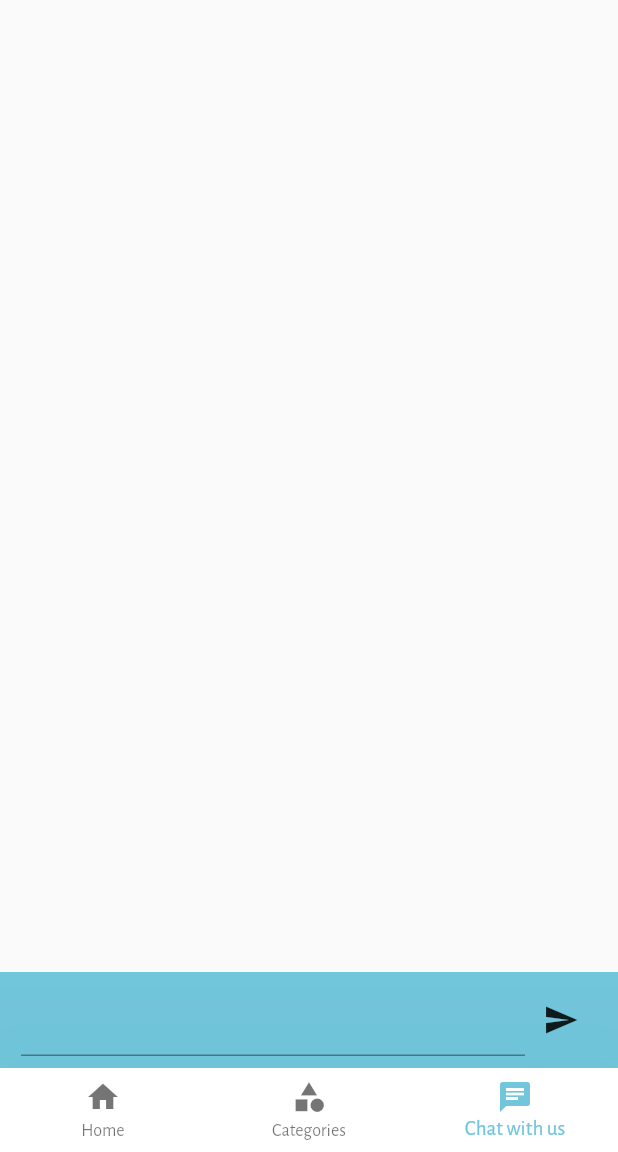
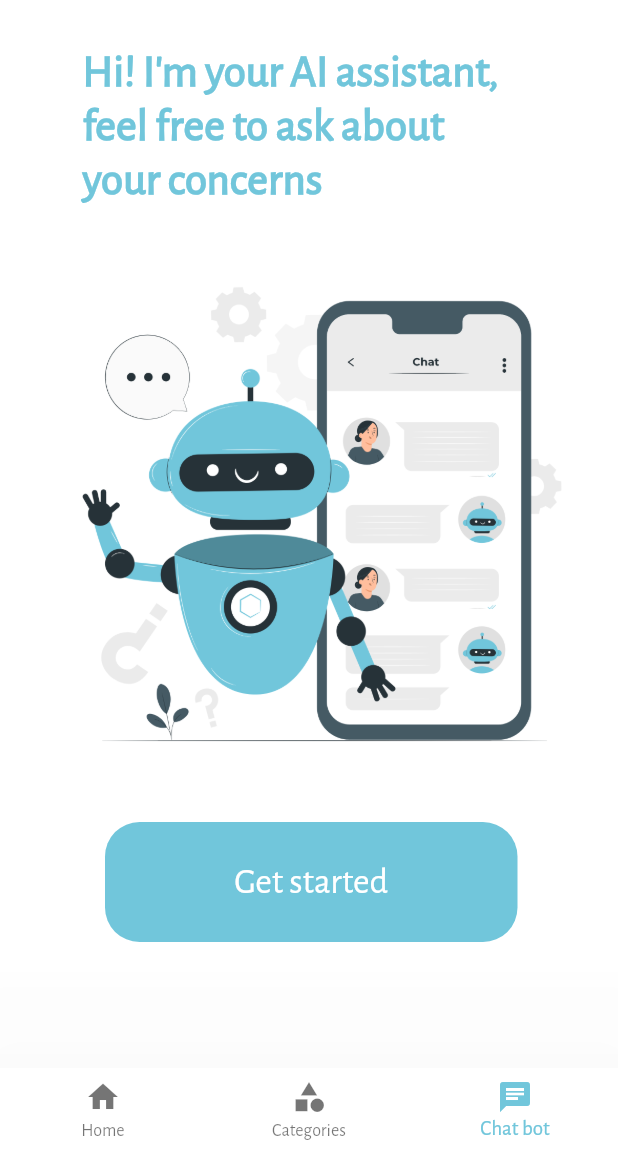
Before and after one commit to Nadineh-dev/Autikid_application, a Flutter app: the HomeScreen screen opened by its route, item 3 of the bottom bar chosen, on a phone screen of 412 x 824 dp, the part 84-1236 px from its top. Run offline on Flutter 3.47's test engine with Material 2 defaults, Android fonts, the phone set to English and light mode, and no system bars; our stand-ins replace animated_splash_screen, bloc, carousel_slider, conditional_builder_null_safety, dio, file_picker and 3 more; missing offline and left inert: dialog_flowtter; accounts and stored records are empty; project files that could hold a hidden picture were left out.

Commit message:
chat onboarding

```diff
--- a/lib/cubit/login_cubit.dart
+++ b/lib/cubit/login_cubit.dart
@@ -1,6 +1,7 @@
 import 'package:flutter/cupertino.dart';
 import 'package:flutter_bloc/flutter_bloc.dart';
 import 'package:project2/cubit/login_states.dart';
+import 'package:project2/screens/chat/chat_onboarding.dart';
 import 'package:project2/screens/chat/chat_screen.dart';
 
 import '../constants/endpoints.dart';
@@ -19,10 +20,10 @@ class LoginCubit extends Cubit<LoginStates> {
   List<Widget> screens = [
     Home2Screen(),
     const CategoriesScreen(),
-    const ChatScreen()
+    const ChatOnboarding()
   ];
 
-  List<String> titles = ["Home", "Categories", "Chat with us"];
+  List<String> titles = ["Home", "Categories", "Chat bot"];
 
   void changeIndex(int index) {
     currentIndex = index;
--- a/lib/main.dart
+++ b/lib/main.dart
@@ -1,6 +1,7 @@
 import 'package:bloc/bloc.dart';
 import 'package:flutter/material.dart';
 import 'package:animated_splash_screen/animated_splash_screen.dart';
+import 'package:project2/screens/chat/chat_onboarding.dart';
 import 'package:project2/screens/chat/chat_screen.dart';
 import 'package:project2/screens/home2_screen.dart';
 import 'package:project2/screens/home_screen.dart';
@@ -34,7 +35,7 @@ class AutikidApp extends StatelessWidget {
           }
         },
         debugShowCheckedModeBanner: false,
-        home: const OnboardingScreen()
+        home: const HomeScreen()
         // AnimatedSplashScreen(
         //     duration: 3000,
         //     splash: "assets/images/photo_2023-03-19_02-11-31.jpg",
--- /dev/null
+++ b/lib/screens/chat/chat_onboarding.dart
@@ -0,0 +1,56 @@
+import 'package:flutter/material.dart';
+import 'package:project2/constants/colors.dart';
+import 'package:project2/screens/chat/chat_screen.dart';
+
+class ChatOnboarding extends StatelessWidget {
+  const ChatOnboarding({super.key});
+
+  @override
+  Widget build(BuildContext context) {
+    return Scaffold(
+      backgroundColor: Colors.white,
+      body: Column(
+        //mainAxisAlignment: MainAxisAlignment.center,
+        children: [
+          Container(
+            padding: const EdgeInsets.symmetric(vertical: 30,),
+            width: 280,
+            child: const Text(
+              "Hi! I'm your AI assistant, feel free to ask about your concerns",
+              style: TextStyle(fontSize: 30, color: MyColors.myblue,fontWeight: FontWeight.bold),
+            ),
+          ),
+          Padding(
+            padding: const EdgeInsets.only(left: 40),
+            child: Image.asset(
+              "assets/images/Chat bot-pana.png",
+              height: 350,
+              width: 350,
+            ),
+          ),
+          Container(
+            padding: const EdgeInsets.only(left: 25,top: 30),
+            width: 300,
+            child: TextButton(
+                style: TextButton.styleFrom(
+                    shape: RoundedRectangleBorder(
+                      borderRadius: BorderRadius.circular(23),
+                    ),
+                    foregroundColor: Colors.white,
+                    backgroundColor: MyColors.myblue,
+                    minimumSize: Size.fromHeight(80)),
+                onPressed: () {
+                  Navigator.push(context, MaterialPageRoute(builder: (context) {
+                    return const ChatScreen();
+                  }));
+                },
+                child: const Text(
+                  "Get started",
+                  style: TextStyle(fontSize: 24),
+                )),
+          )
+        ],
+      ),
+    );
+  }
+}
--- a/lib/screens/home_screen.dart
+++ b/lib/screens/home_screen.dart
@@ -54,7 +54,7 @@ class HomeScreen extends StatelessWidget {
                           Icons.chat,
                           //color:Color(0xff71C6DB) ,
                         ),
-                        label: "Chat with us")
+                        label: "Chat bot")
                   ]),
               body: ConditionalBuilder(
                   condition: true,
--- a/lib/widgets/category.dart
+++ b/lib/widgets/category.dart
@@ -116,7 +116,7 @@ class BulletList extends StatelessWidget {
                     textAlign: TextAlign.left,
                     softWrap: true,
                     style: TextStyle(
-                      fontSize: 17,
+                      fontSize: 18,
                       color: Colors.black.withOpacity(0.6),
                       height: 1.55,
                     ),
```
Also changed, not shown: lib/screens/chat/chat_screen.dart (+10 -1 lines), lib/screens/face_detecion_screen.dart (+5 -6 lines), lib/screens/mydoctors_screen.dart (+5 -7 lines), lib/screens/myguide_screen.dart (+4 -4 lines), assets/images/Chat bot-pana.png (added).
